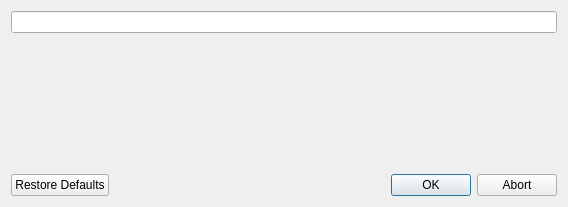
The window that virtual machine/InputDialog.ui (MORZorg/sol) describes before a commit, drawn with Qt 5.
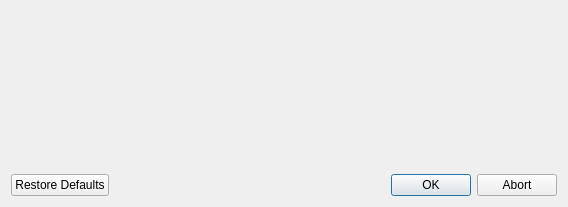
The same window after the commit.

Commit message: Basic interface working for atomic types

```diff
--- a/virtual machine/InputDialog.ui
+++ b/virtual machine/InputDialog.ui
@@ -28,7 +28,7 @@
     <widget class="QWidget" name="widget" native="true"/>
    </item>
    <item row="0" column="0">
-    <widget class="QLineEdit" name="lineEdit"/>
+    <widget class="QWidget" name="widgetSchema" native="true"/>
    </item>
   </layout>
  </widget>
```
Left out of the diff: 5 changed lines with no effect on the pictures. The commit also changes 2 other files.
